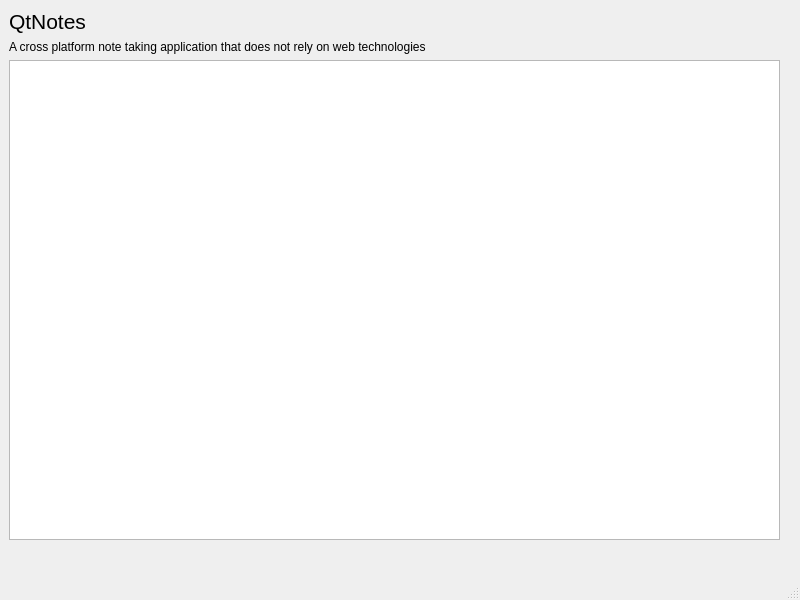
DoodlesEpic/dNotes, file mainwindow.ui: the form before one commit.
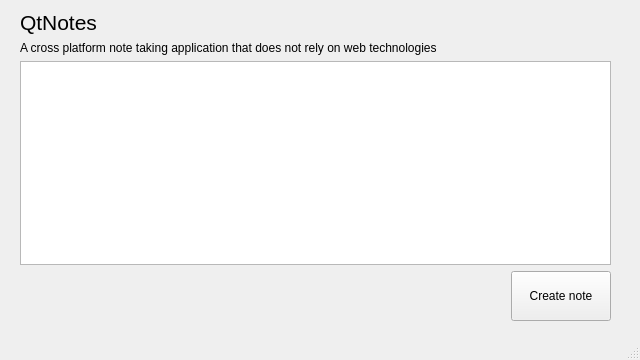
The form after the commit.

Commit message: Add a create note button and adjust space

What changed in the file:
```diff
--- a/mainwindow.ui
+++ b/mainwindow.ui
@@ -6,8 +6,8 @@
    <rect>
     <x>0</x>
     <y>0</y>
-    <width>800</width>
-    <height>600</height>
+    <width>640</width>
+    <height>360</height>
    </rect>
   </property>
   <property name="windowTitle">
@@ -17,13 +17,28 @@
    <widget class="QWidget" name="verticalLayoutWidget">
     <property name="geometry">
      <rect>
-      <x>9</x>
-      <y>9</y>
-      <width>771</width>
-      <height>531</height>
+      <x>10</x>
+      <y>10</y>
+      <width>621</width>
+      <height>311</height>
      </rect>
     </property>
     <layout class="QVBoxLayout" name="verticalLayout">
+     <property name="spacing">
+      <number>6</number>
+     </property>
+     <property name="leftMargin">
+      <number>10</number>
+     </property>
+     <property name="topMargin">
+      <number>0</number>
+     </property>
+     <property name="rightMargin">
+      <number>20</number>
+     </property>
+     <property name="bottomMargin">
+      <number>0</number>
+     </property>
      <item>
       <widget class="QLabel" name="label">
        <property name="font">
@@ -46,6 +61,25 @@
      <item>
       <widget class="QTextEdit" name="textEdit"/>
      </item>
+     <item alignment="Qt::AlignRight">
+      <widget class="QPushButton" name="pushButton">
+       <property name="sizePolicy">
+        <sizepolicy hsizetype="Maximum" vsizetype="Preferred">
+         <horstretch>0</horstretch>
+         <verstretch>0</verstretch>
+        </sizepolicy>
+       </property>
+       <property name="minimumSize">
+        <size>
+         <width>100</width>
+         <height>50</height>
+        </size>
+       </property>
+       <property name="text">
+        <string>Create note</string>
+       </property>
+      </widget>
+     </item>
     </layout>
    </widget>
   </widget>
```
Left out of the diff: 6 changed lines with no effect on the pictures.
